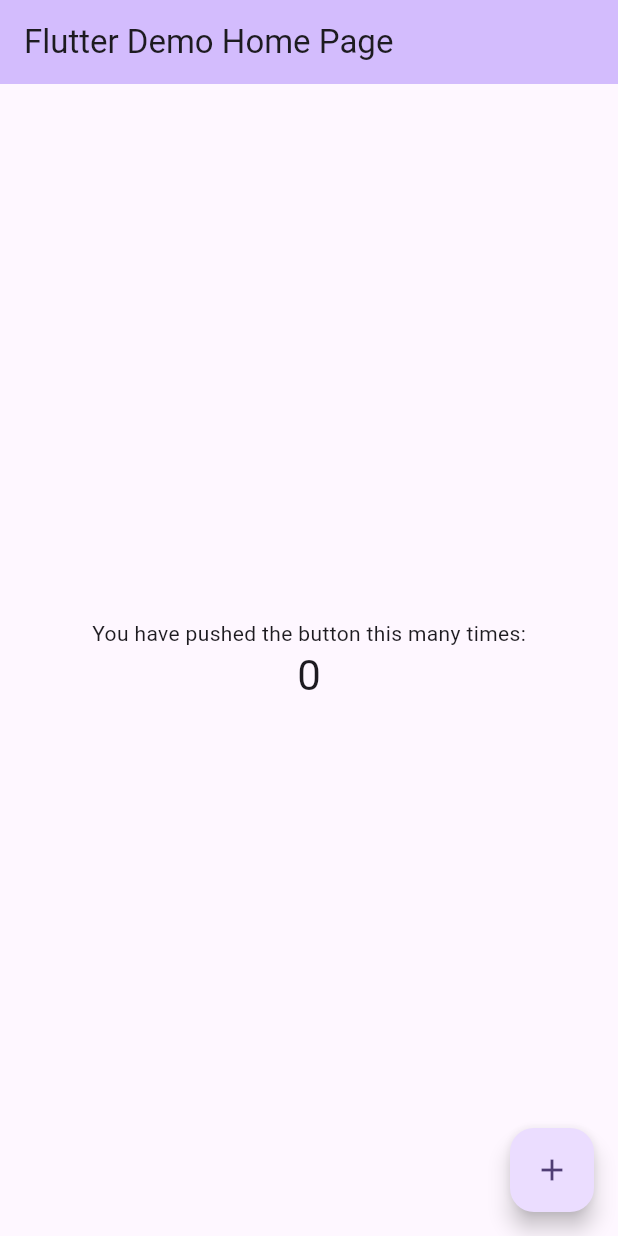
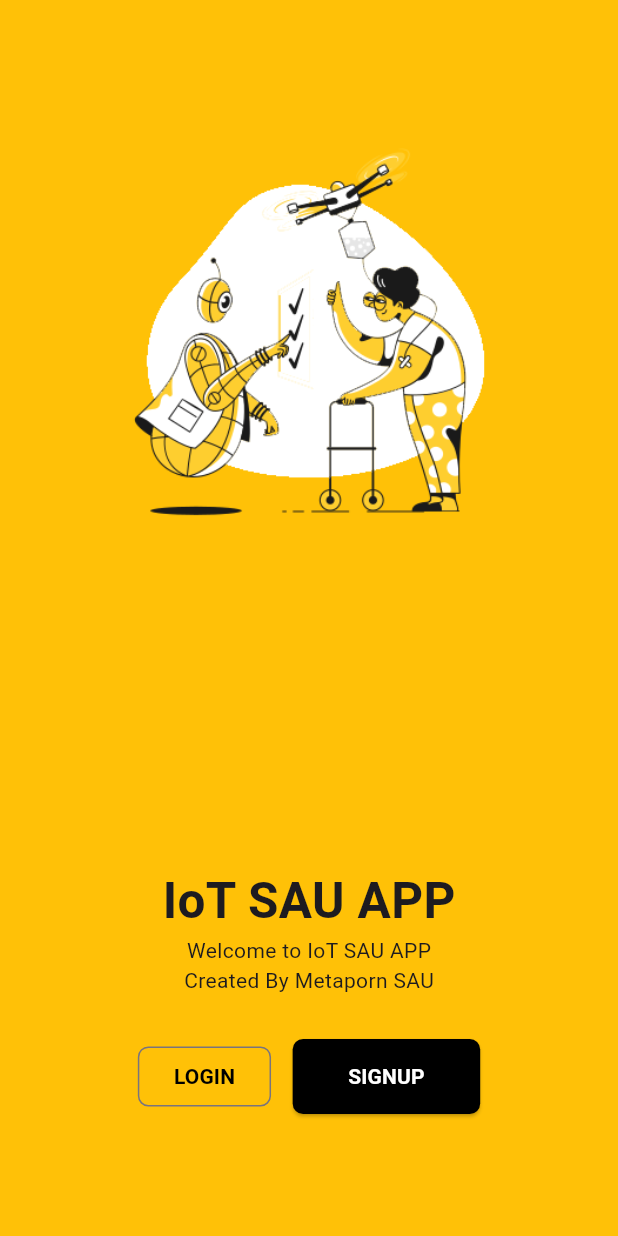
Before and after one commit to MetapornAnan/iot_third_mobile_project, a Flutter app: the screen it shows after launch, on a phone screen of 412 x 824 dp. Run offline on Flutter 3.47's test engine with Material 3 defaults, Android fonts, the light colour scheme and no system bars.

Commit message:
version 2 :create 3 file and edit main and welcome setleawwoiiiii

```diff
--- a/lib/main.dart
+++ b/lib/main.dart
@@ -1,125 +1,26 @@
 import 'package:flutter/material.dart';
+import 'package:iot_third_mobile_project/views/welcome_ui.dart';
 
-void main() {
-  runApp(const MyApp());
+void main(){
+  runApp(
+    //เรียกใช้ Class ที่เรียกใช้งาน Widget หลักของแอปฯ : MeterialApp()
+    IoTTHIRDMOBILE(),
+  );
+}
+//+++++++++++++++++++++++++++++++++++++
+class IoTTHIRDMOBILE extends StatefulWidget {
+  const IoTTHIRDMOBILE({super.key});
+
+  @override
+  State<IoTTHIRDMOBILE> createState() => _IoTTHIRDMOBILEState();
 }
 
-class MyApp extends StatelessWidget {
-  const MyApp({super.key});
-
-  // This widget is the root of your application.
+class _IoTTHIRDMOBILEState extends State<IoTTHIRDMOBILE> {
   @override
   Widget build(BuildContext context) {
     return MaterialApp(
-      title: 'Flutter Demo',
-      theme: ThemeData(
-        // This is the theme of your application.
-        //
-        // TRY THIS: Try running your application with "flutter run". You'll see
-        // the application has a purple toolbar. Then, without quitting the app,
-        // try changing the seedColor in the colorScheme below to Colors.green
-        // and then invoke "hot reload" (save your changes or press the "hot
-        // reload" button in a Flutter-supported IDE, or press "r" if you used
-        // the command line to start the app).
-        //
-        // Notice that the counter didn't reset back to zero; the application
-        // state is not lost during the reload. To reset the state, use hot
-        // restart instead.
-        //
-        // This works for code too, not just values: Most code changes can be
-        // tested with just a hot reload.
-        colorScheme: ColorScheme.fromSeed(seedColor: Colors.deepPurple),
-        useMaterial3: true,
-      ),
-      home: const MyHomePage(title: 'Flutter Demo Home Page'),
+      debugShowCheckedModeBanner: false,
+      home: WelcomeUI(),
     );
   }
 }
-
-class MyHomePage extends StatefulWidget {
-  const MyHomePage({super.key, required this.title});
-
-  // This widget is the home page of your application. It is stateful, meaning
-  // that it has a State object (defined below) that contains fields that affect
-  // how it looks.
-
-  // This class is the configuration for the state. It holds the values (in this
-  // case the title) provided by the parent (in this case the App widget) and
-  // used by the build method of the State. Fields in a Widget subclass are
-  // always marked "final".
-
-  final String title;
-
-  @override
-  State<MyHomePage> createState() => _MyHomePageState();
-}
-
-class _MyHomePageState extends State<MyHomePage> {
-  int _counter = 0;
-
-  void _incrementCounter() {
-    setState(() {
-      // This call to setState tells the Flutter framework that something has
-      // changed in this State, which causes it to rerun the build method below
-      // so that the display can reflect the updated values. If we changed
-      // _counter without calling setState(), then the build method would not be
-      // called again, and so nothing would appear to happen.
-      _counter++;
-    });
-  }
-
-  @override
-  Widget build(BuildContext context) {
-    // This method is rerun every time setState is called, for instance as done
-    // by the _incrementCounter method above.
-    //
-    // The Flutter framework has been optimized to make rerunning build methods
-    // fast, so that you can just rebuild anything that needs updating rather
-    // than having to individually change instances of widgets.
-    return Scaffold(
-      appBar: AppBar(
-        // TRY THIS: Try changing the color here to a specific color (to
-        // Colors.amber, perhaps?) and trigger a hot reload to see the AppBar
-        // change color while the other colors stay the same.
-        backgroundColor: Theme.of(context).colorScheme.inversePrimary,
-        // Here we take the value from the MyHomePage object that was created by
-        // the App.build method, and use it to set our appbar title.
-        title: Text(widget.title),
-      ),
-      body: Center(
-        // Center is a layout widget. It takes a single child and positions it
-        // in the middle of the parent.
-        child: Column(
-          // Column is also a layout widget. It takes a list of children and
-          // arranges them vertically. By default, it sizes itself to fit its
-          // children horizontally, and tries to be as tall as its parent.
-          //
-          // Column has various properties to control how it sizes itself and
-          // how it positions its children. Here we use mainAxisAlignment to
-          // center the children vertically; the main axis here is the vertical
-          // axis because Columns are vertical (the cross axis would be
-          // horizontal).
-          //
-          // TRY THIS: Invoke "debug painting" (choose the "Toggle Debug Paint"
-          // action in the IDE, or press "p" in the console), to see the
-          // wireframe for each widget.
-          mainAxisAlignment: MainAxisAlignment.center,
-          children: <Widget>[
-            const Text(
-              'You have pushed the button this many times:',
-            ),
-            Text(
-              '$_counter',
-              style: Theme.of(context).textTheme.headlineMedium,
-            ),
-          ],
-        ),
-      ),
-      floatingActionButton: FloatingActionButton(
-        onPressed: _incrementCounter,
-        tooltip: 'Increment',
-        child: const Icon(Icons.add),
-      ), // This trailing comma makes auto-formatting nicer for build methods.
-    );
-  }
-}
--- /dev/null
+++ b/lib/views/signin_ui.dart
@@ -0,0 +1,15 @@
+import 'package:flutter/material.dart';
+
+class SigninUI extends StatefulWidget {
+  const SigninUI({super.key});
+
+  @override
+  State<SigninUI> createState() => _SigninUIState();
+}
+
+class _SigninUIState extends State<SigninUI> {
+  @override
+  Widget build(BuildContext context) {
+    return Scaffold();
+  }
+}
--- /dev/null
+++ b/lib/views/signup_ui.dart
@@ -0,0 +1,15 @@
+import 'package:flutter/material.dart';
+
+class SignupUI extends StatefulWidget {
+  const SignupUI({super.key});
+
+  @override
+  State<SignupUI> createState() => _SignupUIState();
+}
+
+class _SignupUIState extends State<SignupUI> {
+  @override
+  Widget build(BuildContext context) {
+    return Scaffold();
+  }
+}
--- /dev/null
+++ b/lib/views/welcome_ui.dart
@@ -0,0 +1,99 @@
+// ignore_for_file: sort_child_properties_last
+
+import 'package:flutter/material.dart';
+
+class WelcomeUI extends StatefulWidget {
+  const WelcomeUI({super.key});
+
+  @override
+  State<WelcomeUI> createState() => _WelcomeUIState();
+}
+
+class _WelcomeUIState extends State<WelcomeUI> {
+  @override
+  Widget build(BuildContext context) {
+    return Scaffold(
+      backgroundColor: Colors.amber,
+      body: Center(
+        child: Column(
+          children: [
+            SizedBox(
+              height: MediaQuery.of(context).size.height * 0.1,
+            ),
+            Image.asset(
+              'assets/images/logo.png',
+              width: MediaQuery.of(context).size.width * 0.7,
+            ),
+            SizedBox(
+              height: MediaQuery.of(context).size.height * 0.25,
+            ),
+            Text(
+              'IoT SAU APP',
+              style: TextStyle(
+                fontSize: MediaQuery.of(context).size.height * 0.04,
+                fontWeight: FontWeight.bold,
+              ),
+            ),
+            Text(
+              'Welcome to IoT SAU APP',
+            ),
+            Text(
+              'Created By Metaporn SAU',
+            ),
+            SizedBox(
+              height: MediaQuery.of(context).size.height * 0.035,
+            ),
+            Row(
+              mainAxisAlignment: MainAxisAlignment
+                  .center, //การเขยิบสิ่งที่อยู่ใน Row อยู่ตรงกลาง
+              children: [
+                OutlinedButton(
+                  onPressed: () {},
+                  child: Text(
+                    'LOGIN',
+                    style: TextStyle(
+                      fontWeight: FontWeight.bold,
+                      color: Colors.black,
+                    ),
+                  ),
+                  style: OutlinedButton.styleFrom(
+                    shape: RoundedRectangleBorder(
+                      borderRadius: BorderRadius.circular(
+                        7.0,
+                      ),
+                    ),
+                  ),
+                ),
+                SizedBox(
+                  width: MediaQuery.of(context).size.width * 0.035,
+                ),
+                ElevatedButton(
+                  onPressed: () {},
+                  child: Text(
+                    'SIGNUP',
+                    style: TextStyle(
+                      fontWeight: FontWeight.bold,
+                      color: Colors.white,
+                    ),
+                  ),
+                  style: ElevatedButton.styleFrom(
+                    fixedSize: Size(
+                      125.0,
+                      50.0,
+                    ),
+                    backgroundColor: Colors.black,
+                    shape: RoundedRectangleBorder(
+                      borderRadius: BorderRadius.circular(
+                        7.0,
+                      ),
+                    ),
+                  ),
+                ),
+              ],
+            ),
+          ],
+        ),
+      ),
+    );
+  }
+}
```
